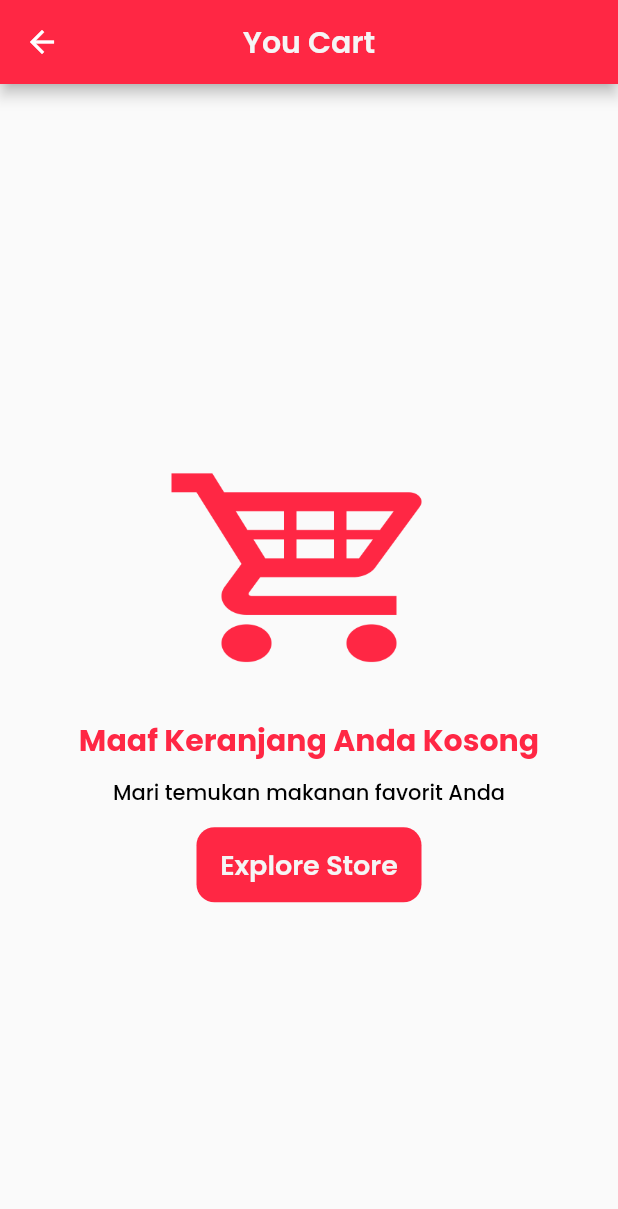
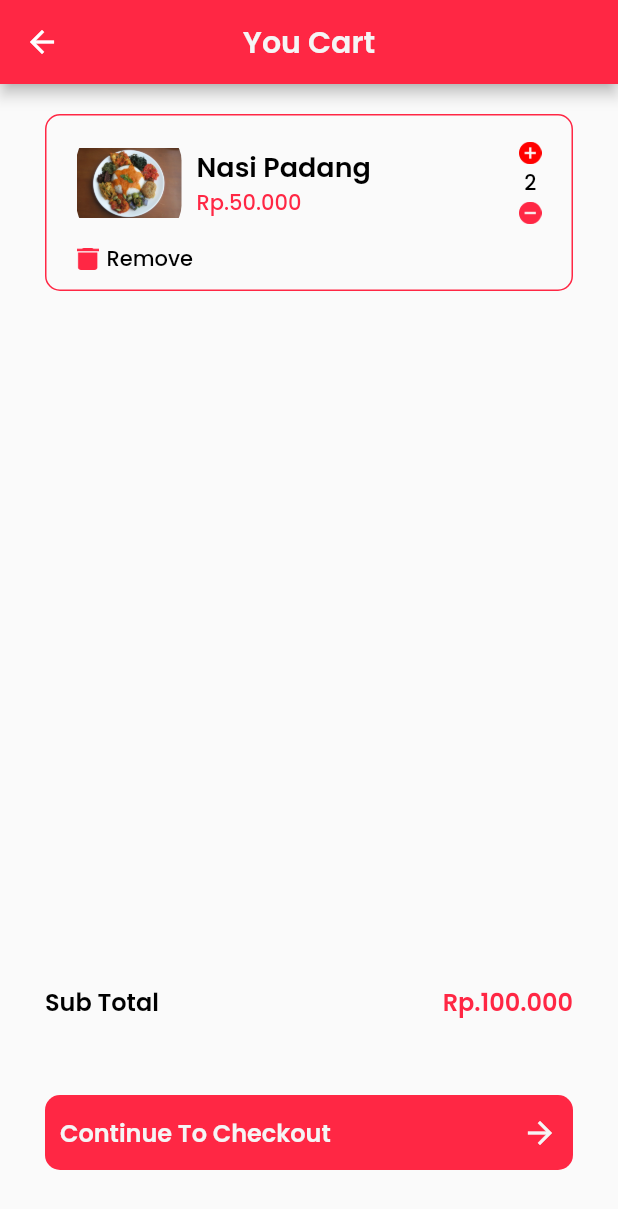
Before and after one commit to LukmanHadi07/goterno_application, a Flutter app: the CartPage screen opened by its route, on a phone screen of 412 x 824 dp. Shown: the top 1209 px of the screen. Run offline on Flutter 3.47's test engine with Material 2 defaults, Android fonts, the phone set to English and light mode, and no system bars; our stand-ins replace carousel_slider, google_fonts.

Commit message:
17/06/2023

```diff
--- a/lib/assets.dart
+++ b/lib/assets.dart
@@ -1,5 +1,6 @@
 // code generated by [generate-resource-dart-code] vscode-extension.
 class AssetsImages {
+  static const addPng = 'assets/images/add.png';
   static const buttonChatPng = 'assets/images/button_chat.png';
   static const cartVariantPng = 'assets/images/cart-variant.png';
   static const circleUsernamePng = 'assets/images/circle_username.png';
@@ -32,8 +33,10 @@ class AssetsImages {
   static const loveDynamisPng = 'assets/images/love_dynamis.png';
   static const loveWhitePng = 'assets/images/love_white.png';
   static const minPng = 'assets/images/min.png';
+  static const minusPng = 'assets/images/minus.png';
   static const nasipadangWebp = 'assets/images/nasipadang.webp';
   static const profileIconChatPng = 'assets/images/profile_icon_chat.png';
+  static const removePng = 'assets/images/remove.png';
   static const succesPng = 'assets/images/succes.png';
   static const tambahPng = 'assets/images/tambah.png';
   static const teleponPng = 'assets/images/telepon.png';
--- a/lib/main.dart
+++ b/lib/main.dart
@@ -1,6 +1,7 @@
 import 'package:flutter/material.dart';
 import 'package:flutter/services.dart';
 import 'package:goterno_app/pages/cart_page.dart';
+import 'package:goterno_app/pages/checkout_page.dart';
 import 'package:goterno_app/pages/detail_chat_page.dart';
 import 'package:goterno_app/pages/edit_profile_page.dart';
 import 'package:goterno_app/pages/home/main_page.dart';
@@ -32,6 +33,7 @@ class MyApp extends StatelessWidget {
         '/edit-profile': (context) => const EditProfilPage(),
         '/product-page': (context) => const ProductPage(),
         '/cart-page': (context) => const CartPage(),
+        '/checkout': (context) => const CheckoutPage(),
       },
     );
   }
--- a/lib/pages/cart_page.dart
+++ b/lib/pages/cart_page.dart
@@ -1,22 +1,12 @@
 import 'package:flutter/material.dart';
 import 'package:goterno_app/themes.dart';
+import 'package:goterno_app/widgets/cart_card.dart';
 
 class CartPage extends StatelessWidget {
-  const CartPage({super.key});
+  const CartPage({Key? key}) : super(key: key);
 
   @override
   Widget build(BuildContext context) {
-    Widget headerCart() {
-      return AppBar(
-        backgroundColor: redColor,
-        centerTitle: true,
-        title: Text(
-          'You Cart',
-          style: whiteTextStyle.copyWith(fontSize: 20, fontWeight: semibold),
-        ),
-      );
-    }
-
     Widget emptyCart() {
       return Expanded(
         child: Center(
@@ -65,10 +55,83 @@ class CartPage extends StatelessWidget {
       );
     }
 
+    Widget content() {
+      return ListView(
+        children: [
+          CartCard(),
+        ],
+      );
+    }
+
+    Widget cusstomBottomNav() {
+      return Container(
+        height: 168,
+        child: Column(
+          children: [
+            Container(
+              margin: EdgeInsets.symmetric(horizontal: defaultMargin),
+              child: Row(
+                mainAxisAlignment: MainAxisAlignment.spaceBetween,
+                children: [
+                  Text(
+                    'Sub Total',
+                    style: blackTextStyle.copyWith(
+                        fontSize: 16, fontWeight: semibold),
+                  ),
+                  Text(
+                    'Rp.100.000',
+                    style: redTextStyle.copyWith(
+                        fontSize: 16, fontWeight: semibold),
+                  )
+                ],
+              ),
+            ),
+            const SizedBox(
+              height: 50,
+            ),
+            GestureDetector(
+              onTap: () {
+                Navigator.pushNamed(context, '/checkout');
+              },
+              child: Container(
+                margin: EdgeInsets.symmetric(horizontal: defaultMargin),
+                width: double.infinity,
+                height: 50,
+                decoration: BoxDecoration(
+                    color: redColor, borderRadius: BorderRadius.circular(10)),
+                padding: const EdgeInsets.only(left: 10, right: 10),
+                child: Row(
+                  mainAxisAlignment: MainAxisAlignment.spaceBetween,
+                  children: [
+                    Text(
+                      'Continue To Checkout',
+                      style: whiteTextStyle.copyWith(
+                          fontSize: 16, fontWeight: semibold),
+                    ),
+                    const Icon(
+                      Icons.arrow_forward,
+                      color: whiteColor,
+                    )
+                  ],
+                ),
+              ),
+            )
+          ],
+        ),
+      );
+    }
+
     return Scaffold(
-      body: Column(
-        children: [headerCart(), emptyCart()],
+      appBar: AppBar(
+        backgroundColor: redColor,
+        centerTitle: true,
+        title: Text(
+          'You Cart',
+          style: whiteTextStyle.copyWith(fontSize: 20, fontWeight: semibold),
+        ),
       ),
+      body: content(),
+      bottomNavigationBar: cusstomBottomNav(),
     );
   }
 }
--- /dev/null
+++ b/lib/widgets/cart_card.dart
@@ -0,0 +1,99 @@
+import 'package:flutter/material.dart';
+import 'package:goterno_app/themes.dart';
+
+class CartCard extends StatelessWidget {
+  const CartCard({super.key});
+
+  @override
+  Widget build(BuildContext context) {
+    return Container(
+      margin:
+          EdgeInsets.only(top: 20, left: defaultMargin, right: defaultMargin),
+      padding: const EdgeInsets.symmetric(
+        vertical: 10,
+        horizontal: 20,
+      ),
+      decoration: BoxDecoration(
+          borderRadius: BorderRadius.circular(10),
+          border: Border.all(color: redColor)),
+      child: Column(
+        children: [
+          Row(
+            children: [
+              Container(
+                width: 70,
+                height: 70,
+                decoration: BoxDecoration(
+                    borderRadius: BorderRadius.circular(20),
+                    image: const DecorationImage(
+                        image: AssetImage('assets/images/nasipadang.webp'))),
+              ),
+              const SizedBox(
+                width: 10,
+              ),
+              Expanded(
+                  child: Column(
+                crossAxisAlignment: CrossAxisAlignment.start,
+                children: [
+                  Text(
+                    'Nasi Padang',
+                    style: blackTextStyle.copyWith(
+                        fontSize: 18, fontWeight: semibold),
+                  ),
+                  Text(
+                    'Rp.50.000',
+                    style:
+                        redTextStyle.copyWith(fontSize: 14, fontWeight: medium),
+                  ),
+                ],
+              )),
+              Column(
+                mainAxisAlignment: MainAxisAlignment.spaceBetween,
+                children: [
+                  Image.asset(
+                    'assets/images/add.png',
+                    width: 15,
+                  ),
+                  const SizedBox(
+                    height: 2,
+                  ),
+                  Text(
+                    '2',
+                    style: blackTextStyle.copyWith(
+                        fontSize: 14, fontWeight: medium),
+                  ),
+                  const SizedBox(
+                    height: 2,
+                  ),
+                  Image.asset(
+                    'assets/images/minus.png',
+                    width: 15,
+                  )
+                ],
+              )
+            ],
+          ),
+          const SizedBox(
+            height: 5,
+          ),
+          Row(
+            children: [
+              Image.asset(
+                'assets/images/remove.png',
+                width: 15,
+              ),
+              const SizedBox(
+                width: 5,
+              ),
+              Text(
+                'Remove',
+                style:
+                    blackTextStyle.copyWith(fontSize: 14, fontWeight: medium),
+              )
+            ],
+          )
+        ],
+      ),
+    );
+  }
+}
```
Also changed, not shown: lib/pages/checkout_page.dart (added, +45 -0 lines), lib/widgets/checkout_card.dart (added, +54 -0 lines), assets/images/add.png (added), assets/images/minus.png (added), assets/images/remove.png (added).
